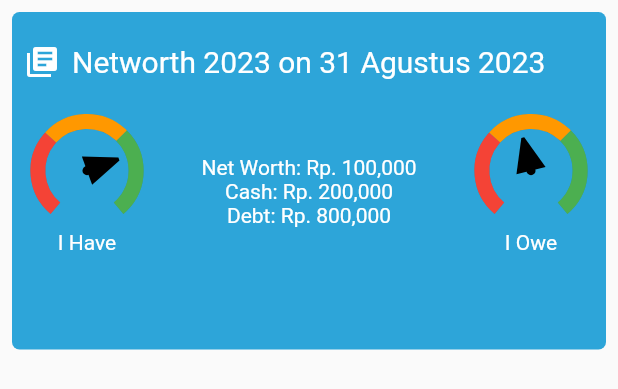
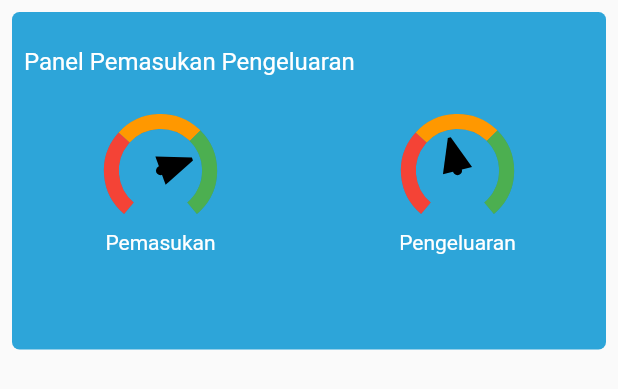
Before and after one commit to masswili/cobaflutterpfm, a Flutter app: the ChartBox widget shown alone on an empty page, opened directly, on a phone screen of 412 x 824 dp. Shown: the top 389 px of the screen. Run offline on Flutter 3.47's test engine with Material 2 defaults, Android fonts, the phone set to English and light mode, and no system bars; drawn by our look-alikes of syncfusion_flutter_gauges; our stand-ins replace dio, fl_chart, fluttertoast, shared_preferences; missing offline and left inert: side_navigation; accounts and stored records are empty; network calls fail; Roboto replaces fonts that are missing (NeoSans); project files that could hold a hidden picture were left out.

Commit message:
Custom dashboard

```diff
--- a/lib/component/Dashboard/Chart_in_out.dart
+++ b/lib/component/Dashboard/Chart_in_out.dart
@@ -14,7 +14,7 @@ class _ChartBoxState extends State<ChartBox> {
   @override
   Widget build(BuildContext context) {
     return Expanded(
-      flex: 7,
+      flex: 5,
       child: Container(
         decoration: BoxDecoration(
           color: BasePalette.menuBluebird,
@@ -33,15 +33,15 @@ class _ChartBoxState extends State<ChartBox> {
                     Expanded(
                       child: Row(
                         children: [
-                          Icon(
-                            Icons.library_books,
-                            size: 24,
-                            color: Color(0xFFFFFFFF),
-                          ),
-                          SizedBox(width: 8),
+                          // Icon(
+                          //   Icons.attach_money,
+                          //   size: 20,
+                          //   color: Color(0xFFFFFFFF),
+                          // ),
+                          // SizedBox(width: 8),
                           Text(
-                            'Networth 2023 on 31 Agustus 2023',
-                            style: TextStyle(fontSize: 20, color: Colors.white),
+                            'Panel Pemasukan Pengeluaran',
+                            style: TextStyle(fontSize: 16, color: Colors.white),
                           ),
                         ],
                       ),
@@ -103,34 +103,34 @@ class _ChartBoxState extends State<ChartBox> {
                               ),
                               const Expanded(
                                 child: Text(
-                                  'I Have',
+                                  'Pemasukan',
                                   style: TextStyle(color: Colors.white),
                                 ),
                               )
                             ],
                           ),
                         ),
-                        const Expanded(
-                          child: SizedBox(
-                            height: 100,
-                            child: Column(
-                              children: [
-                                Text(
-                                  "Net Worth: Rp. 100,000",
-                                  style: TextStyle(color: Colors.white),
-                                ),
-                                Text(
-                                  "Cash: Rp. 200,000",
-                                  style: TextStyle(color: Colors.white),
-                                ),
-                                Text(
-                                  "Debt: Rp. 800,000",
-                                  style: TextStyle(color: Colors.white),
-                                ),
-                              ],
-                            ),
-                          ),
-                        ),
+                        // const Expanded(
+                        //   child: SizedBox(
+                        //     height: 100,
+                        //     child: Column(
+                        //       children: [
+                        //         Text(
+                        //           "Net Worth: Rp. 100,000",
+                        //           style: TextStyle(color: Colors.white),
+                        //         ),
+                        //         Text(
+                        //           "Cash: Rp. 200,000",
+                        //           style: TextStyle(color: Colors.white),
+                        //         ),
+                        //         Text(
+                        //           "Debt: Rp. 800,000",
+                        //           style: TextStyle(color: Colors.white),
+                        //         ),
+                        //       ],
+                        //     ),
+                        //   ),
+                        // ),
                         Center(
                           child: Column(
                             children: [
@@ -172,7 +172,7 @@ class _ChartBoxState extends State<ChartBox> {
                               ),
                               const Expanded(
                                 child: Text(
-                                  "I Owe",
+                                  "Pengeluaran",
                                   style: TextStyle(color: Colors.white),
                                 ),
                               ),
--- a/lib/view/dashboard_view.dart
+++ b/lib/view/dashboard_view.dart
@@ -1,5 +1,5 @@
 import 'package:cobaflutterpfm/component/Dashboard/Chart_in_out.dart';
-import 'package:cobaflutterpfm/component/Dashboard/account_box.dart';
+import 'package:cobaflutterpfm/component/Dashboard/Chart_merchant.dart';
 import 'package:cobaflutterpfm/component/Dashboard/Chart_last_transaction.dart';
 import 'package:cobaflutterpfm/component/Dashboard/ads_box.dart';
 import 'package:cobaflutterpfm/component/Dashboard/Chart_budget_category.dart';
--- a/lib/view/main_view.dart
+++ b/lib/view/main_view.dart
@@ -32,7 +32,7 @@ class _MainViewState extends State<MainView> {
     "Notification 3",
   ];
 
-  final String username = "Mr. Syirod";
+  final String username = "Mr. Achmad Syirod";
   final String email = "user@example.com";
 
   @override
--- a/pubspec.yaml
+++ b/pubspec.yaml
@@ -42,7 +42,7 @@ dependencies:
   colorize_text_avatar: ^1.0.2
   provider: ^6.0.5
   table_calendar: ^3.0.9
-  fl_chart: ^0.63.0
+  fl_chart: ^0.40.0
   flutter_svg: ^2.0.7
   side_navigation: ^1.0.4
   pie_chart: ^5.3.2
```
Also changed, not shown: lib/component/Dashboard/Chart_last_transaction.dart (+4 -30 lines), lib/component/Dashboard/Chart_top_spend.dart (+107 -72 lines), lib/component/Dashboard/Chart_merchant.dart (renamed from lib/component/Dashboard/account_box.dart), pubspec.lock.
